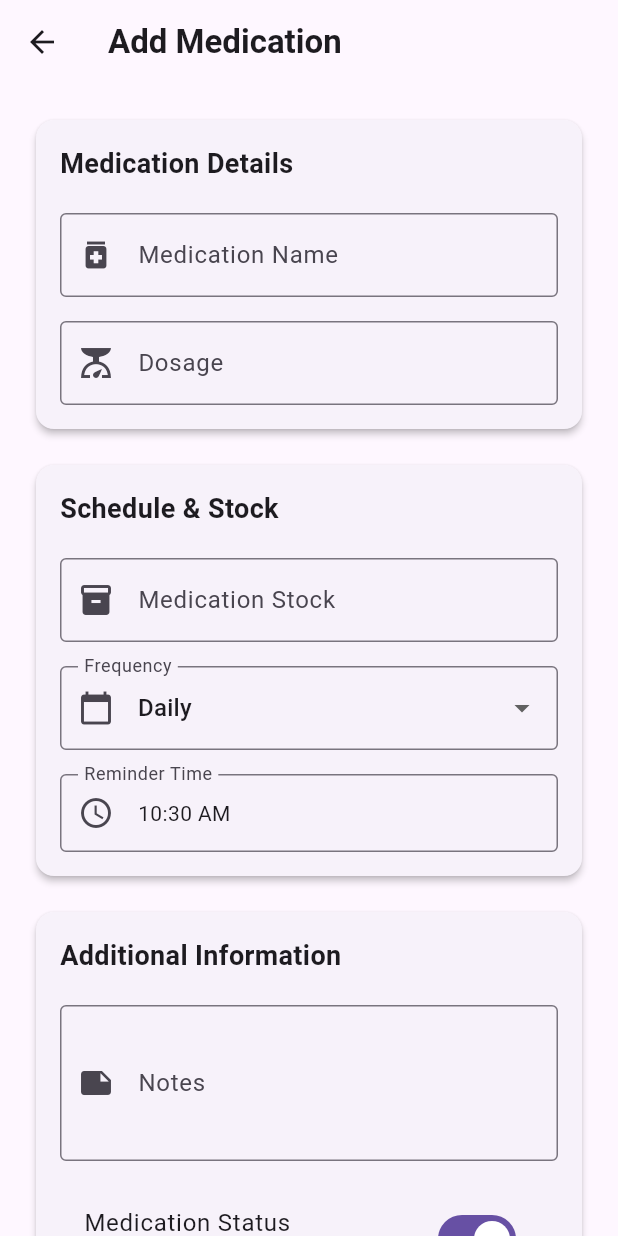
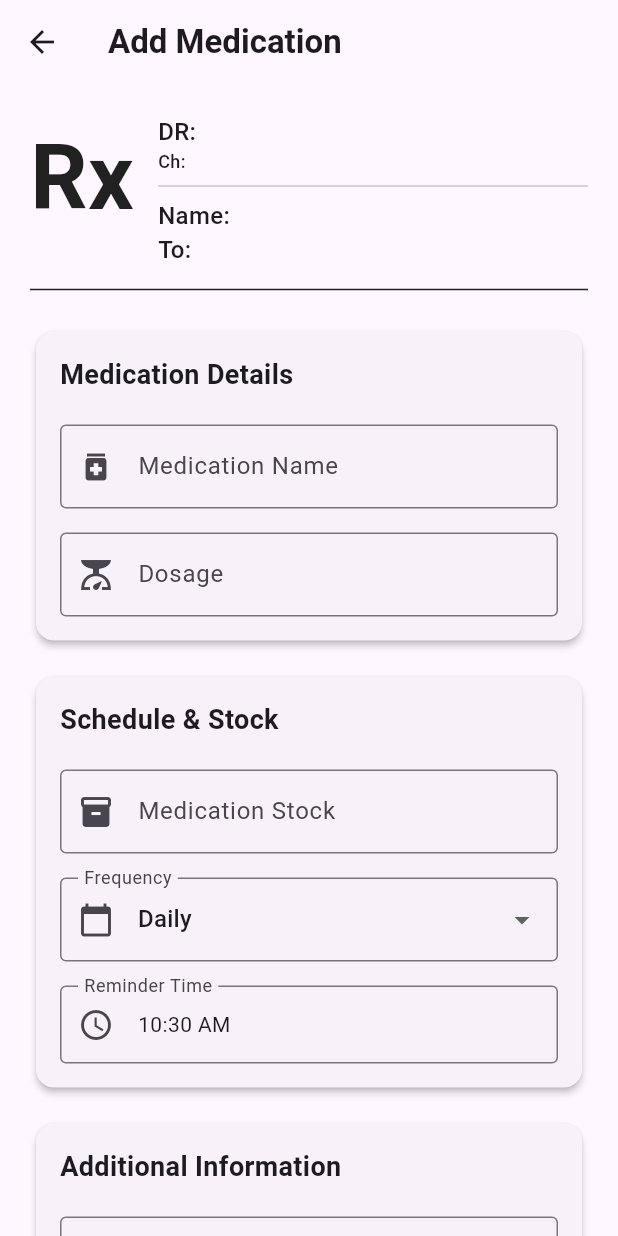
Before and after one commit to masihur96/Medication-Tracker, a Flutter app: the AddMedicationScreen screen opened directly with empty values, on a phone screen of 412 x 824 dp. Run offline on Flutter 3.47's test engine with Material 3 defaults, Android fonts, the phone set to English and light mode, and no system bars; our stand-ins replace flutter_heatmap_calendar, flutter_tts, open_file, pdf, shared_preferences, table_calendar; accounts and stored records are empty.

Commit message:
Prescription added

```diff
--- a/lib/screens/add_medication_screen.dart
+++ b/lib/screens/add_medication_screen.dart
@@ -38,8 +38,6 @@ class _AddMedicationScreenState extends State<AddMedicationScreen> {
     }
   }
 
-
-
   @override
   Widget build(BuildContext context) {
     return Scaffold(
@@ -52,6 +50,50 @@ class _AddMedicationScreenState extends State<AddMedicationScreen> {
         child: ListView(
           padding: EdgeInsets.all(20),
           children: [
+            Column(
+              crossAxisAlignment: CrossAxisAlignment.start,
+              children: [
+                Row(
+                  crossAxisAlignment: CrossAxisAlignment.start,
+                  children: [
+                    // Rx Text on Left
+                    Column(
+                      children: [
+                        Text(
+                          'Rx',
+                          style: TextStyle(
+                            fontSize: 60,
+                            fontWeight: FontWeight.bold,
+                            color: Colors.black87,
+                          ),
+                        ),
+                        _buildLineField(label: widget.prescription.date,size: 16),
+                      ],
+                    ),
+                    SizedBox(width: 16),
+                    // Patient Info on Right
+                    Expanded(
+                      child: Column(
+                        crossAxisAlignment: CrossAxisAlignment.start,
+                        children: [
+                          _buildLineField(label: 'DR: ${widget.prescription.doctor}',size: 16),
+                          // SizedBox(height: 12),
+                          _buildLineField(label: 'Ch: ${widget.prescription.chamber}',size: 12),
+
+                          Divider(
+                          ),
+                          _buildLineField(label: 'Name: ${widget.prescription.date}',size: 16),
+                          _buildLineField(label: 'To: ${widget.prescription.medication}',size: 16),
+
+                        ],
+                      ),
+                    ),
+                  ],
+                ),
+                Divider(thickness: 1, color: Colors.black87),
+              ],
+            ),
+            SizedBox(height: 16),
             Card(
               elevation: 2,
               shape: RoundedRectangleBorder(
@@ -225,4 +267,44 @@ class _AddMedicationScreenState extends State<AddMedicationScreen> {
       ),
     );
   }
+
+  Widget _buildDetailRow({
+    required IconData icon,
+    required String label,
+    required String value,
+  }) {
+    return Row(
+      children: [
+        Icon(icon, size: 20, color: Colors.grey[600]),
+        SizedBox(width: 12),
+        Column(
+          crossAxisAlignment: CrossAxisAlignment.start,
+          children: [
+            Text(
+              label,
+              style: TextStyle(
+                fontSize: 14,
+                color: Colors.grey[600],
+              ),
+            ),
+            SizedBox(height: 4),
+            Text(
+              value,
+              style: TextStyle(
+                fontSize: 16,
+                fontWeight: FontWeight.w500,
+              ),
+            ),
+          ],
+        ),
+      ],
+    );
+  }
 }
+
+Widget _buildLineField({required String label,required double size}) {
+  return Text(
+    label,
+    style: TextStyle(fontSize: size, fontWeight: FontWeight.w500),
+  );
+}
```
